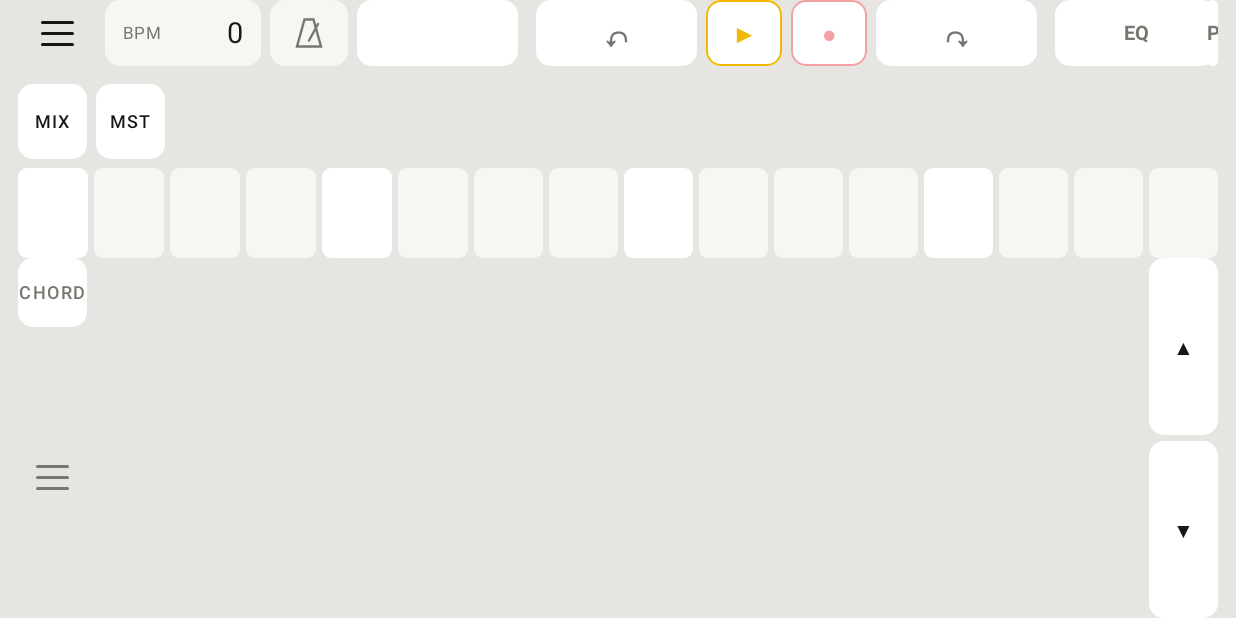
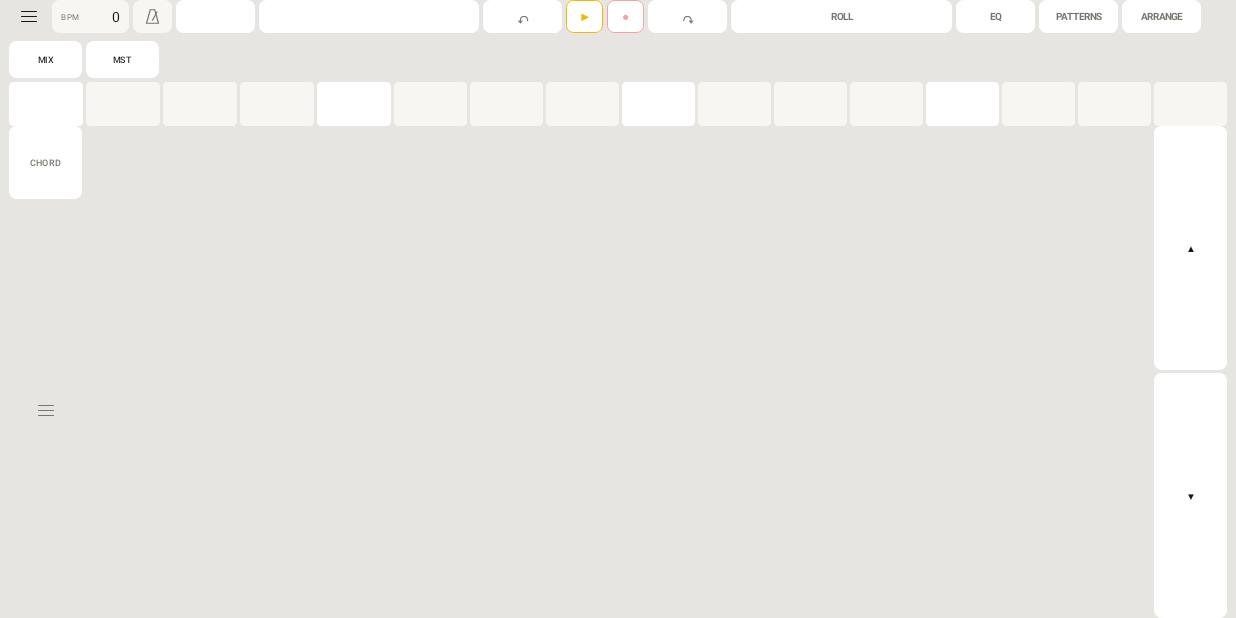
Before and after one commit to djPtrvch/JAMbo-and, an Android app built with Jetpack Compose: the screen it shows after launch (MainActivity), on a phone screen of 824 x 412 dp (held sideways). Run offline under Robolectric (Android 15) with nearby library versions, the phone set to English and light mode, and no system bars; 12 statements that could not run were skipped.

Commit message:
Экран: раскладка в точках iPad (1194×834) с масштабом под устройство; фон под вырезом камеры
Co-Authored-By: Claude Opus 5.5 <noreply@anthropic.com>
Claude-Session: https://claude.ai/code/session_01KhsKTPiwvk84oiX7y1SWQA

```diff
--- a/app/src/main/java/app/jambo/android/MainActivity.kt
+++ b/app/src/main/java/app/jambo/android/MainActivity.kt
@@ -60,15 +60,15 @@ class MainActivity : ComponentActivity() {
         setContent {
             // Бутерброд — пока экран спайка (MIDI-устройства, Bluetooth, Link, звук); меню JAMbo — позже.
             var spike by remember { mutableStateOf(false) }
-            Box(Modifier.fillMaxSize().background(Color.Black).windowInsetsPadding(WindowInsets.displayCutout)) {
+            Box(Modifier.fillMaxSize().background(Color.Black)) {
                 if (spike) {
-                    SpikeScreen(
+                    Box(Modifier.fillMaxSize().windowInsetsPadding(WindowInsets.displayCutout)) { SpikeScreen(
                         midi = midi,
                         ble = blePeripheral,
                         onScanBle = ::requestBleScan,
                         onAdvertise = ::setAdvertise,
                         onLink = ::setLink,
-                    )
+                    ) }
                     Text("BACK", color = Color.White, fontSize = 14.sp, fontWeight = FontWeight.Bold,
                         modifier = Modifier.align(Alignment.TopEnd).padding(16.dp).clickable { spike = false }
                             .padding(12.dp))
--- a/app/src/main/java/app/jambo/android/ui/Layout.kt
+++ b/app/src/main/java/app/jambo/android/ui/Layout.kt
@@ -12,6 +12,9 @@ object Layout {
     const val leftColumn = 220f
     const val meterWidth = 30f
     const val side = 12f
+    /// Экран iPad Pro 11" в альбомной ориентации (точки): по нему масштабируется раскладка (MainScreen).
+    const val designWidth = 1194f
+    const val designHeight = 834f
 
     /** Ширина шага секвенсора (16 шагов с зазором 4) — и столбцов MIX и MST; width — без полей. */
     fun step(width: Float) = maxOf(1f, (width - 15 * stepGap) / 16)
--- a/app/src/main/java/app/jambo/android/ui/MainScreen.kt
+++ b/app/src/main/java/app/jambo/android/ui/MainScreen.kt
@@ -18,7 +18,12 @@ import androidx.compose.runtime.LaunchedEffect
 import androidx.compose.runtime.remember
 import androidx.compose.runtime.withFrameNanos
 import androidx.compose.ui.Modifier
+import androidx.compose.ui.unit.Density
 import androidx.compose.ui.unit.dp
+import androidx.compose.ui.platform.LocalDensity
+import androidx.compose.foundation.layout.WindowInsets
+import androidx.compose.foundation.layout.displayCutout
+import androidx.compose.foundation.layout.windowInsetsPadding
 
 /**
  * Главный экран (RootView.swift ветки swift JAMbo, сверху вниз): верхняя панель, центр (левая колонка | сетка ручек |
@@ -31,8 +36,21 @@ fun MainScreen(onMenu: () -> Unit) {
     LaunchedEffect(Unit) {
         while (true) withFrameNanos { s.frame(it / 1e9) }
     }
-    CompositionLocalProvider(LocalTheme provides th) {
-        BoxWithConstraints(Modifier.fillMaxSize().background(th.bg).padding(horizontal = Layout.side.dp)) {
+    // Фон темы — и под вырезом камеры; раскладка — внутри безопасной зоны.
+    BoxWithConstraints(Modifier.fillMaxSize().background(th.bg).windowInsetsPadding(WindowInsets.displayCutout)) {
+        // Раскладка — в точках iPad (Layout.swift): высота экрана — всегда designHeight точек, ширина — не меньше
+        // designWidth (на широком экране лишнее растягивается). Плотность — пикселей на точку.
+        val px = with(LocalDensity.current) { Pair(maxWidth.toPx(), maxHeight.toPx()) }
+        val scale = minOf(px.first / Layout.designWidth, px.second / Layout.designHeight)
+        CompositionLocalProvider(LocalTheme provides th, LocalDensity provides Density(scale, 1f)) {
+            Screen(s, th, onMenu)
+        }
+    }
+}
+
+@Composable
+private fun Screen(s: ScreenState, th: Theme, onMenu: () -> Unit) {
+    BoxWithConstraints(Modifier.fillMaxSize().padding(horizontal = Layout.side.dp)) {
         val width = maxWidth.value
         Column(Modifier.fillMaxSize(), verticalArrangement = Arrangement.spacedBy(Layout.gap.dp)) {
             TopBar(s, onMenu)
@@ -48,4 +66,3 @@ fun MainScreen(onMenu: () -> Unit) {
         }
     }
 }
-}
```
Lines whose indentation alone changed are shown as unchanged.
